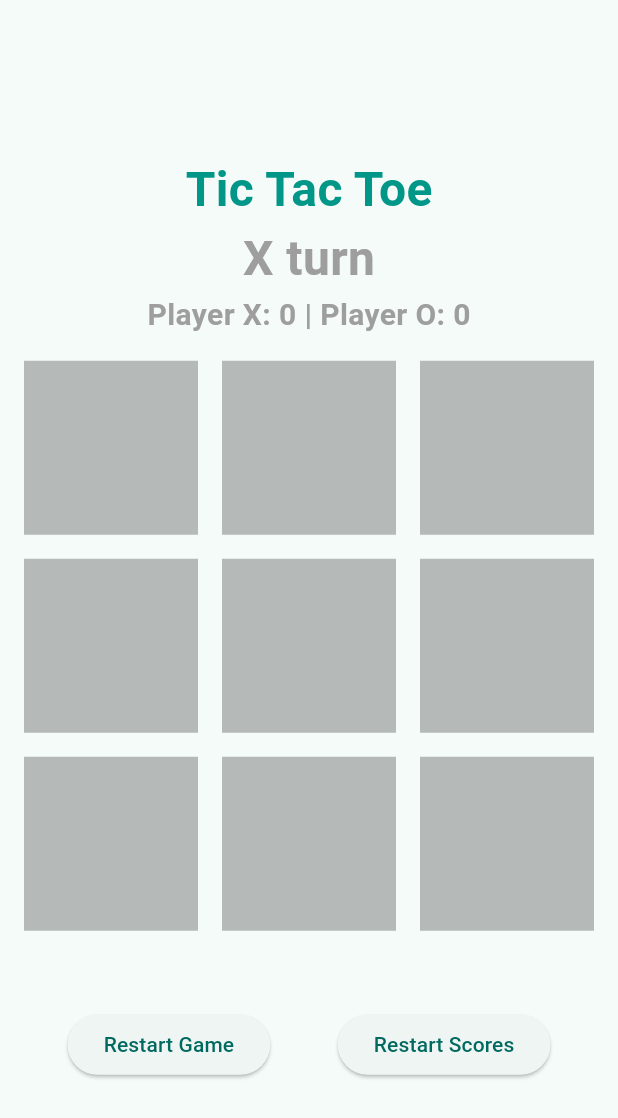
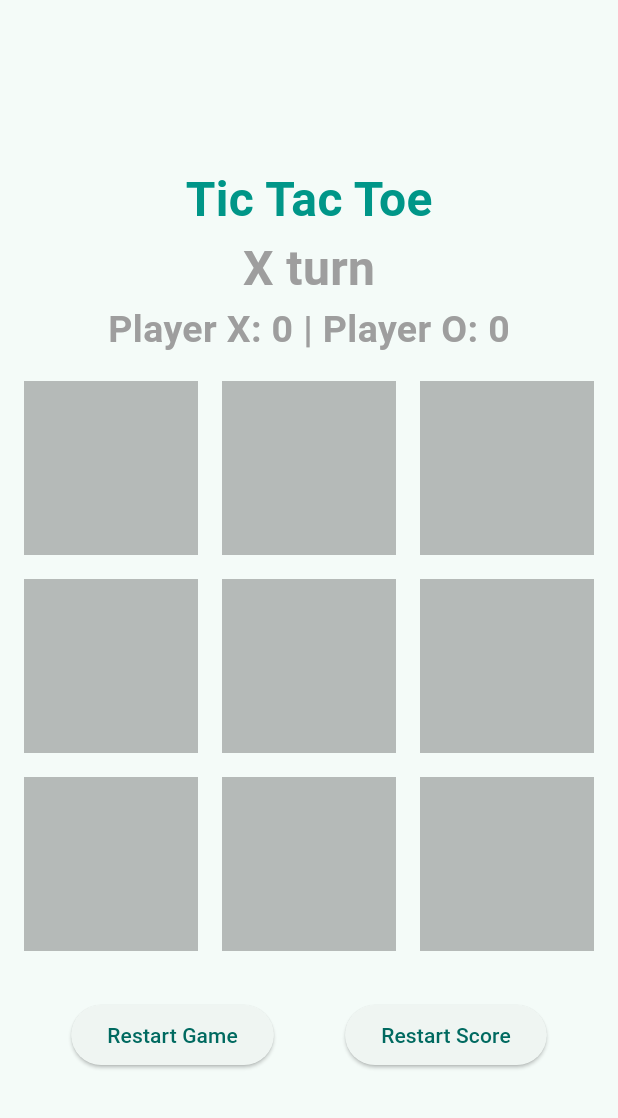
Before and after one commit to joemdjossou/tic_tac_toe_game, a Flutter app: the screen it shows after launch, on a phone screen of 412 x 824 dp. Shown: the top 1118 px of the screen. Run offline on Flutter 3.47's test engine with Material 2 defaults, Android fonts, the phone set to English and light mode, and no system bars.

Commit message:
Update tic_tac_toe_page.dart

```diff
--- a/lib/tic_tac_toe_page.dart
+++ b/lib/tic_tac_toe_page.dart
@@ -1,5 +1,6 @@
 import 'package:flutter/material.dart';
 import 'dart:ui';
+
 class TicTacToePage extends StatefulWidget {
   const TicTacToePage({super.key});
 
@@ -22,13 +23,14 @@ class _TicTacToePageState extends State<TicTacToePage> {
   @override
   void initState() {
     initializeGame();
+    restartScore();
     super.initState();
   }
 
   void initializeGame() {
     currentPlayer = PLAYER_X;
     gameEnd = false;
-    occupied = ["", "", "", "", "", "", "", "", ""];//for the 9 squares
+    occupied = ["", "", "", "", "", "", "", "", ""]; //for the 9 squares
   }
 
   void restartScore() {
@@ -45,16 +47,14 @@ class _TicTacToePageState extends State<TicTacToePage> {
           children: [
             textHeader(),
             gameBox(),
-            const SizedBox(
-              height: 20.0,
-            ),
             Row(
               mainAxisAlignment: MainAxisAlignment.spaceEvenly,
               children: [
                 restartButton(),
-                restartScores(),
+                scoresRestart(),
               ],
             ),
+
           ],
         ),
       ),
@@ -81,9 +81,8 @@ class _TicTacToePageState extends State<TicTacToePage> {
         ),
         Text(
           "Player X: $scoreX | Player O: $scoreO",
-          style: const TextStyle(
-            color: Colors.grey,
-            fontSize: 20,
+          style: const TextStyle(color: Colors.grey,
+            fontSize: 25,
             fontWeight: FontWeight.bold,
           ),
         ),
@@ -111,6 +110,7 @@ class _TicTacToePageState extends State<TicTacToePage> {
     return InkWell(
       onTap: () {
         //on click to the box
+
         if (gameEnd || occupied[index].isNotEmpty) {
           //Returning when the game is ended or the box is already clicked
           return;
@@ -150,7 +150,7 @@ class _TicTacToePageState extends State<TicTacToePage> {
     );
   }
 
-  Widget restartScores() {
+  Widget scoresRestart() {
     return ElevatedButton(
       onPressed: () {
         setState(() {
@@ -158,7 +158,7 @@ class _TicTacToePageState extends State<TicTacToePage> {
         });
       },
       child: const Text(
-        'Restart Scores',
+        'Restart Score',
       ),
     );
   }
@@ -195,14 +195,13 @@ class _TicTacToePageState extends State<TicTacToePage> {
           //if they are all equal it means the player won
           showGameOverMessage("Player $playerPosition0 won");
 
-          gameEnd = true;
-
-          if(playerPosition0 == "X"){
+          if(playerPosition0 == PLAYER_X){
             scoreX++;
-          } else if(playerPosition0 == "O"){
+          }if(playerPosition0 == PLAYER_O){
             scoreO++;
           }
 
+          gameEnd = true;
           return;
         }
       }
```
